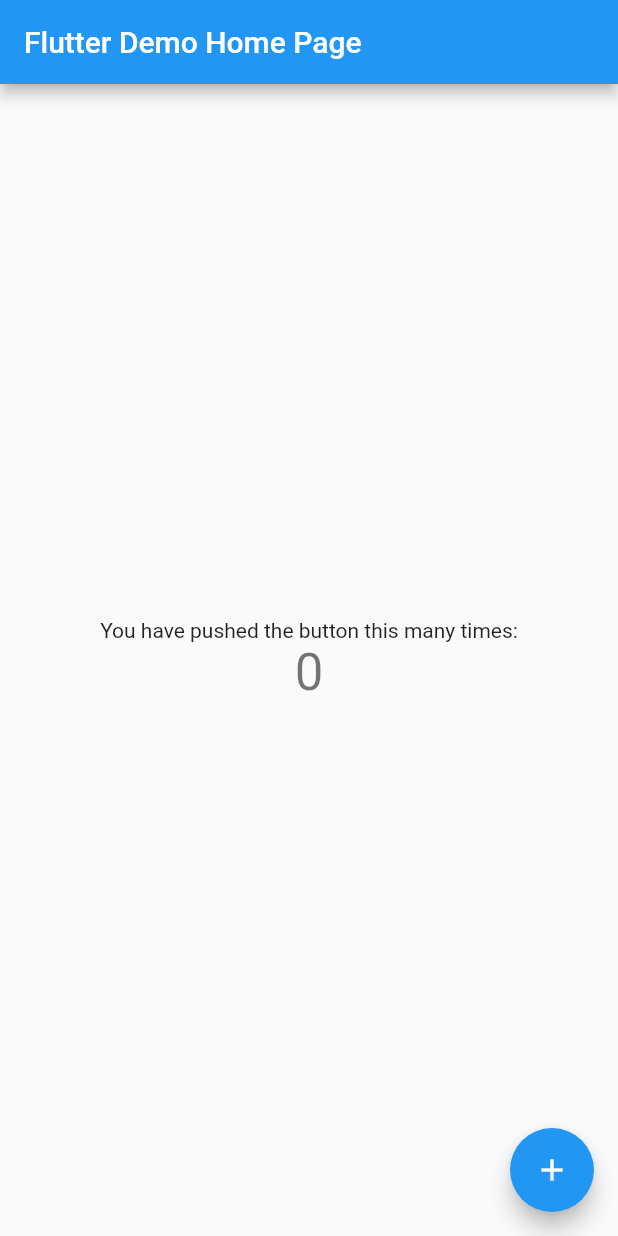
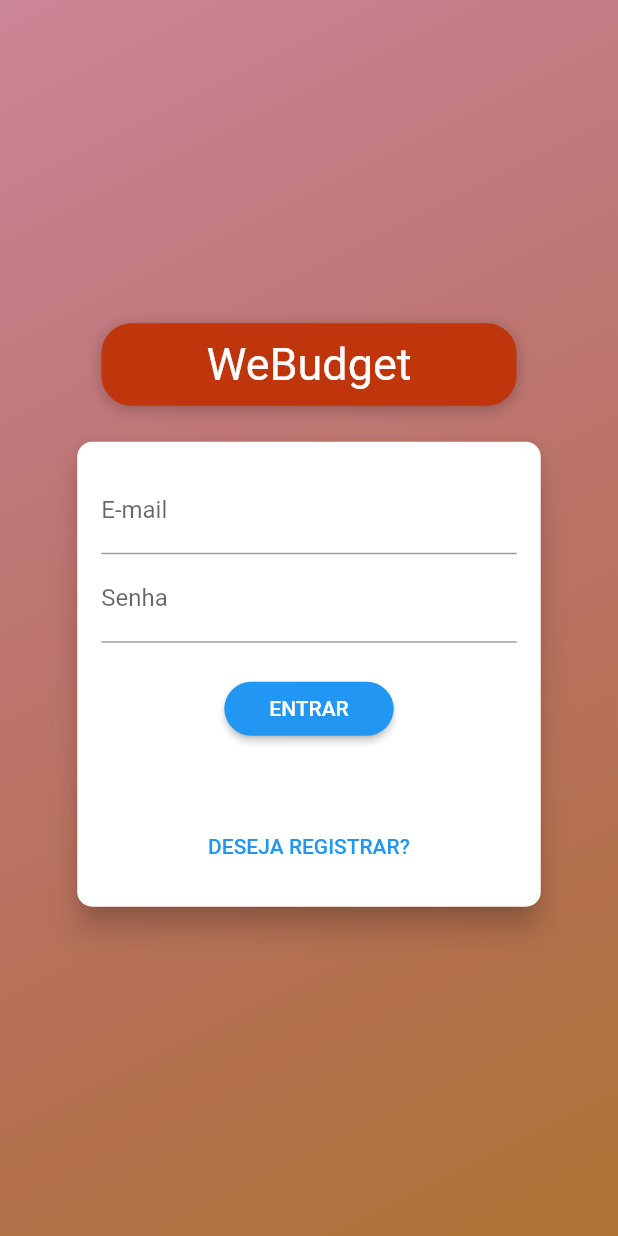
Before and after one commit to ICEI-PUC-Minas-PPLES-TI/plf-es-2022-2-ti5-5104100-financas-pessoais, a Flutter app: the screen it shows after launch, on a phone screen of 412 x 824 dp. Run offline on Flutter 3.47's test engine with Material 2 defaults, Android fonts, the phone set to English and light mode, and no system bars; Roboto replaces fonts that are missing (Anton).

Commit message:
Tela inicial e login

```diff
--- /dev/null
+++ b/codigo/mobile/we_budget/lib/components/auth_form.dart
@@ -0,0 +1,145 @@
+import 'package:flutter/material.dart';
+
+enum AuthMode { signup, login }
+
+class AuthForm extends StatefulWidget {
+  const AuthForm({Key? key}) : super(key: key);
+
+  @override
+  State<AuthForm> createState() => _AuthFormState();
+}
+
+class _AuthFormState extends State<AuthForm> {
+  final _passwordController = TextEditingController();
+  final _formKey = GlobalKey<FormState>();
+  bool _isLoading = false;
+  AuthMode _authMode = AuthMode.login;
+  final Map<String, String> _authData = {
+    'email': '',
+    'password': '',
+  };
+
+  bool _isLogin() => _authMode == AuthMode.login;
+  bool _isSignup() => _authMode == AuthMode.signup;
+
+  void _switchAuthMode() {
+    setState(() {
+      if (_isLogin()) {
+        _authMode = AuthMode.signup;
+      } else {
+        _authMode = AuthMode.login;
+      }
+    });
+  }
+
+  void _submit() {
+    final isValid = _formKey.currentState?.validate() ?? false;
+
+    if (!isValid) {
+      return;
+    }
+
+    setState(() => _isLoading = true);
+
+    _formKey.currentState?.save();
+
+    if (_isLogin()) {
+      // Login
+    } else {
+      // Registrar
+    }
+
+    setState(() => _isLoading = false);
+  }
+
+  @override
+  Widget build(BuildContext context) {
+    final deviceSize = MediaQuery.of(context).size;
+    return Card(
+      elevation: 8,
+      shape: RoundedRectangleBorder(
+        borderRadius: BorderRadius.circular(10),
+      ),
+      child: Container(
+        padding: const EdgeInsets.all(16),
+        height: _isLogin() ? 310 : 400,
+        width: deviceSize.width * 0.75,
+        child: Form(
+          key: _formKey,
+          child: Column(
+            children: [
+              TextFormField(
+                decoration: const InputDecoration(labelText: 'E-mail'),
+                keyboardType: TextInputType.emailAddress,
+                onSaved: (email) => _authData['email'] = email ?? '',
+                validator: (_email) {
+                  final email = _email ?? '';
+                  if (email.trim().isEmpty || !email.contains('@')) {
+                    return 'Informe um e-mail válido.';
+                  }
+                  return null;
+                },
+              ),
+              TextFormField(
+                decoration: const InputDecoration(labelText: 'Senha'),
+                keyboardType: TextInputType.emailAddress,
+                obscureText: true,
+                controller: _passwordController,
+                onSaved: (password) => _authData['password'] = password ?? '',
+                validator: (_password) {
+                  final password = _password ?? '';
+                  if (password.isEmpty || password.length < 5) {
+                    return 'Informe uma senha válida';
+                  }
+                  return null;
+                },
+              ),
+              if (_isSignup())
+                TextFormField(
+                  decoration:
+                      const InputDecoration(labelText: 'Confirmar Senha'),
+                  keyboardType: TextInputType.emailAddress,
+                  obscureText: true,
+                  validator: _isLogin()
+                      ? null
+                      : (_password) {
+                          final password = _password ?? '';
+                          if (password != _passwordController.text) {
+                            return 'Senhas informadas não conferem.';
+                          }
+                          return null;
+                        },
+                ),
+              const SizedBox(height: 20),
+              if (_isLoading)
+                const CircularProgressIndicator()
+              else
+                ElevatedButton(
+                  onPressed: _submit,
+                  style: ElevatedButton.styleFrom(
+                    shape: RoundedRectangleBorder(
+                      borderRadius: BorderRadius.circular(30),
+                    ),
+                    padding: const EdgeInsets.symmetric(
+                      horizontal: 30,
+                      vertical: 8,
+                    ),
+                  ),
+                  child: Text(
+                    _authMode == AuthMode.login ? 'ENTRAR' : 'REGISTRAR',
+                  ),
+                ),
+              const Spacer(),
+              TextButton(
+                onPressed: _switchAuthMode,
+                child: Text(
+                  _isLogin() ? 'DESEJA REGISTRAR?' : 'JÁ POSSUI CONTA?',
+                ),
+              ),
+            ],
+          ),
+        ),
+      ),
+    );
+  }
+}
--- a/codigo/mobile/we_budget/lib/main.dart
+++ b/codigo/mobile/we_budget/lib/main.dart
@@ -1,4 +1,7 @@
 import 'package:flutter/material.dart';
+import 'package:we_budget/pages/init_page.dart';
+import 'package:we_budget/pages/login_page.dart';
+import 'package:we_budget/utils/app_routes.dart';
 
 void main() {
   runApp(const MyApp());
@@ -7,109 +10,18 @@ void main() {
 class MyApp extends StatelessWidget {
   const MyApp({Key? key}) : super(key: key);
 
-  // This widget is the root of your application.
   @override
   Widget build(BuildContext context) {
     return MaterialApp(
       title: 'Flutter Demo',
       theme: ThemeData(
-        // This is the theme of your application.
-        //
-        // Try running your application with "flutter run". You'll see the
-        // application has a blue toolbar. Then, without quitting the app, try
-        // changing the primarySwatch below to Colors.green and then invoke
-        // "hot reload" (press "r" in the console where you ran "flutter run",
-        // or simply save your changes to "hot reload" in a Flutter IDE).
-        // Notice that the counter didn't reset back to zero; the application
-        // is not restarted.
         primarySwatch: Colors.blue,
       ),
-      home: const MyHomePage(title: 'Flutter Demo Home Page'),
+      debugShowCheckedModeBanner: false,
+      routes: {
+        AppRoutes.home: (ctx) => const InitPage(),
+        AppRoutes.login: (ctx) => const LoginPage(),
+      },
     );
   }
 }
-
-class MyHomePage extends StatefulWidget {
-  const MyHomePage({Key? key, required this.title}) : super(key: key);
-
-  // This widget is the home page of your application. It is stateful, meaning
-  // that it has a State object (defined below) that contains fields that affect
-  // how it looks.
-
-  // This class is the configuration for the state. It holds the values (in this
-  // case the title) provided by the parent (in this case the App widget) and
-  // used by the build method of the State. Fields in a Widget subclass are
-  // always marked "final".
-
-  final String title;
-
-  @override
-  State<MyHomePage> createState() => _MyHomePageState();
-}
-
-class _MyHomePageState extends State<MyHomePage> {
-  int _counter = 0;
-
-  void _incrementCounter() {
-    setState(() {
-      // This call to setState tells the Flutter framework that something has
-      // changed in this State, which causes it to rerun the build method below
-      // so that the display can reflect the updated values. If we changed
-      // _counter without calling setState(), then the build method would not be
-      // called again, and so nothing would appear to happen.
-      _counter++;
-    });
-  }
-
-  @override
-  Widget build(BuildContext context) {
-    // This method is rerun every time setState is called, for instance as done
-    // by the _incrementCounter method above.
-    //
-    // The Flutter framework has been optimized to make rerunning build methods
-    // fast, so that you can just rebuild anything that needs updating rather
-    // than having to individually change instances of widgets.
-    return Scaffold(
-      appBar: AppBar(
-        // Here we take the value from the MyHomePage object that was created by
-        // the App.build method, and use it to set our appbar title.
-        title: Text(widget.title),
-      ),
-      body: Center(
-        // Center is a layout widget. It takes a single child and positions it
-        // in the middle of the parent.
-        child: Column(
-          // Column is also a layout widget. It takes a list of children and
-          // arranges them vertically. By default, it sizes itself to fit its
-          // children horizontally, and tries to be as tall as its parent.
-          //
-          // Invoke "debug painting" (press "p" in the console, choose the
-          // "Toggle Debug Paint" action from the Flutter Inspector in Android
-          // Studio, or the "Toggle Debug Paint" command in Visual Studio Code)
-          // to see the wireframe for each widget.
-          //
-          // Column has various properties to control how it sizes itself and
-          // how it positions its children. Here we use mainAxisAlignment to
-          // center the children vertically; the main axis here is the vertical
-          // axis because Columns are vertical (the cross axis would be
-          // horizontal).
-          mainAxisAlignment: MainAxisAlignment.center,
-          children: <Widget>[
-            const Text(
-              'You have pushed the button this many times:',
-            ),
-            Text(
-              '$_counter',
-              style: Theme.of(context).textTheme.headline4,
-            ),
-          ],
-        ),
-      ),
-      floatingActionButton: FloatingActionButton(
-        onPressed: _incrementCounter,
-        tooltip: 'Increment',
-        child: const Icon(Icons.add),
-      ), // This trailing comma makes auto-formatting nicer for build methods.
-    );
-  }
-}
--- /dev/null
+++ b/codigo/mobile/we_budget/lib/pages/login_page.dart
@@ -0,0 +1,73 @@
+import 'dart:math';
+
+import 'package:flutter/material.dart';
+import 'package:we_budget/components/auth_form.dart';
+
+class LoginPage extends StatefulWidget {
+  const LoginPage({Key? key}) : super(key: key);
+
+  @override
+  State<LoginPage> createState() => _LoginPageState();
+}
+
+class _LoginPageState extends State<LoginPage> {
+  @override
+  Widget build(BuildContext context) {
+    return Scaffold(
+      body: Stack(
+        children: [
+          Container(
+            decoration: const BoxDecoration(
+              gradient: LinearGradient(
+                colors: [
+                  Color.fromARGB(125, 153, 12, 48),
+                  Color.fromARGB(228, 165, 99, 28),
+                ],
+                begin: Alignment.topLeft,
+                end: Alignment.bottomRight,
+              ),
+            ),
+          ),
+          SizedBox(
+            width: double.infinity,
+            child: Column(
+              crossAxisAlignment: CrossAxisAlignment.center,
+              mainAxisAlignment: MainAxisAlignment.center,
+              children: [
+                Container(
+                  margin: const EdgeInsets.only(bottom: 20),
+                  padding: const EdgeInsets.symmetric(
+                    vertical: 10,
+                    horizontal: 70,
+                  ),
+                  // cascade operator
+                  //transform: Matrix4.rotationZ(-8 * pi / 180)..translate(-10.0),
+                  decoration: BoxDecoration(
+                    borderRadius: BorderRadius.circular(20),
+                    color: Colors.deepOrange.shade900,
+                    boxShadow: const [
+                      BoxShadow(
+                        blurRadius: 8,
+                        color: Colors.black26,
+                        offset: Offset(0, 2),
+                      ),
+                    ],
+                  ),
+                  child: const Text(
+                    'WeBudget',
+                    style: TextStyle(
+                      fontSize: 30,
+                      fontFamily: 'Anton',
+                      color: Colors.white,
+                    ),
+                  ),
+                ),
+                const AuthForm(),
+              ],
+            ),
+          ),
+        ],
+      ),
+    );
+  }
+}
--- /dev/null
+++ b/codigo/mobile/we_budget/lib/utils/app_routes.dart
@@ -0,0 +1,4 @@
+class AppRoutes {
+  static const home = '/';
+  static const login = '/login';
+}
--- a/codigo/mobile/we_budget/pubspec.yaml
+++ b/codigo/mobile/we_budget/pubspec.yaml
@@ -58,9 +58,8 @@ flutter:
   uses-material-design: true
 
   # To add assets to your application, add an assets section, like this:
-  # assets:
-  #   - images/a_dot_burr.jpeg
-  #   - images/a_dot_ham.jpeg
+  assets:
+    - assets/
 
   # An image asset can refer to one or more resolution-specific "variants", see
   # https://flutter.dev/assets-and-images/#resolution-aware
```
Also changed, not shown: codigo/mobile/we_budget/lib/pages/init_page.dart (added, +56 -0 lines).
